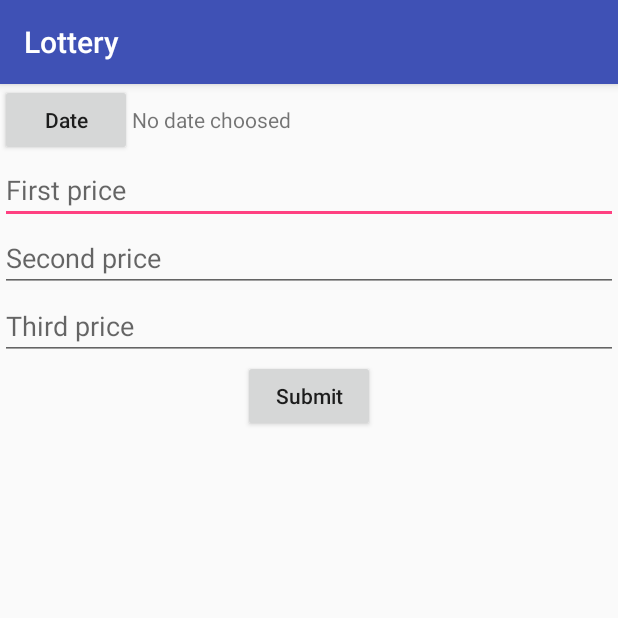
After one commit to Vishnuneelancheri/Lottery, an Android app: the NewSettingsActivity screen opened directly, with no data from a screen before it, on a phone screen of 412 x 824 dp, the top half of it. The commit adds this screen. Run offline under Robolectric (Android 15) with nearby library versions, the phone set to English and light mode, and no system bars.

Commit message:
first commit

```diff
--- a/app/src/main/AndroidManifest.xml
+++ b/app/src/main/AndroidManifest.xml
@@ -3,8 +3,8 @@
     package="com.mainproject.vishnu_neelancheri.lottery">
 
     <application
+        android:name=".LotteryApplication"
         android:allowBackup="true"
-        android:name=".LotteryApplication"
         android:icon="@mipmap/ic_launcher"
         android:label="@string/app_name"
         android:roundIcon="@mipmap/ic_launcher_round"
@@ -19,7 +19,8 @@
         </activity>
         <activity android:name=".add_view_user.AddUserActivity" />
         <activity android:name=".add_view_user.ViewCustomerActivity" />
-        <activity android:name=".home.HomeActivity"></activity>
+        <activity android:name=".home.HomeActivity" />
+        <activity android:name=".settings.NewSettingsActivity"></activity>
     </application>
 
 </manifest>
--- a/app/src/main/java/com/mainproject/vishnu_neelancheri/lottery/add_view_user/ViewCustomerAdapter.java
+++ b/app/src/main/java/com/mainproject/vishnu_neelancheri/lottery/add_view_user/ViewCustomerAdapter.java
@@ -1,6 +1,5 @@
 package com.mainproject.vishnu_neelancheri.lottery.add_view_user;
 
-import android.content.Context;
 import android.support.v7.widget.RecyclerView;
 import android.view.LayoutInflater;
 import android.view.View;
@@ -13,7 +12,7 @@ import com.mainproject.vishnu_neelancheri.lottery.R;
 import java.util.ArrayList;
 
 /**
- * Created by Vishnu Neelancheri, email: vishnuvishnuneelan@gmail.com on 12/27/2017.
+ * Created by Vishnu Neelancheri, email: vishnuvishnuneelan@gmail.com on 12/27/2017
  */
 
 public class ViewCustomerAdapter extends RecyclerView.Adapter<ViewCustomerAdapter.DataHolder>{
--- /dev/null
+++ b/app/src/main/res/layout/activity_new_settings.xml
@@ -0,0 +1,52 @@
+<?xml version="1.0" encoding="utf-8"?>
+<LinearLayout xmlns:android="http://schemas.android.com/apk/res/android"
+    xmlns:tools="http://schemas.android.com/tools"
+    android:layout_width="match_parent"
+    android:layout_height="match_parent"
+    android:orientation="vertical"
+    tools:context="com.mainproject.vishnu_neelancheri.lottery.settings.NewSettingsActivity">
+
+    <LinearLayout
+        android:layout_width="match_parent"
+        android:layout_height="wrap_content"
+        android:orientation="horizontal">
+        <Button
+            android:id="@+id/btn_choose_date"
+            android:layout_width="wrap_content"
+            android:layout_height="wrap_content"
+            android:text="@string/date"
+            android:textAllCaps="false"
+            />
+        <TextView
+            android:id="@+id/txt_selected_date"
+            android:layout_width="wrap_content"
+            android:layout_height="wrap_content"
+            android:text="@string/selected_date"/>
+    </LinearLayout>
+    <EditText
+        android:id="@+id/edt_txt_first_price"
+        android:layout_width="match_parent"
+        android:layout_height="wrap_content"
+        android:hint="@string/first_price"
+        android:inputType="number"/>
+    <EditText
+        android:id="@+id/edt_txt_second_price"
+        android:layout_width="match_parent"
+        android:layout_height="wrap_content"
+        android:hint="@string/second_price"
+        android:inputType="number"/>
+    <EditText
+        android:id="@+id/edt_txt_third_price"
+        android:layout_width="match_parent"
+        android:layout_height="wrap_content"
+        android:hint="@string/third_price"
+        android:inputType="number"/>
+
+    <Button
+        android:id="@+id/btn_submit"
+        android:layout_width="wrap_content"
+        android:layout_height="wrap_content"
+        android:text="@string/submit"
+        android:textAllCaps="false"
+        android:layout_gravity="center_horizontal"/>
+</LinearLayout>
--- a/app/src/main/res/values/strings.xml
+++ b/app/src/main/res/values/strings.xml
@@ -11,4 +11,14 @@
     <string name="delete">Delete</string>
     <string name="view_user">View Customer</string>
     <string name="add_custmer">Add new customer</string>
+    <string name="date">Date</string>
+    <string name="selected_date">No date choosed </string>
+    <string name="opening_balance">Opening balance</string>
+    <string name="first_price">First price</string>
+    <string name="second_price">Second price</string>
+    <string name="third_price">Third price</string>
+    <string name="total_price">Total price</string>
+    <string name="add_new_settings">Add new settings</string>
+
+
 </resources>
```
Also changed, not shown: app/src/main/java/com/mainproject/vishnu_neelancheri/lottery/dao/SettingsDao.java (added, +61 -0 lines), app/src/main/java/com/mainproject/vishnu_neelancheri/lottery/db/LotteryDb.java (+7 -4 lines), app/src/main/java/com/mainproject/vishnu_neelancheri/lottery/home/HomeActivity.java (+9 -6 lines), app/src/main/java/com/mainproject/vishnu_neelancheri/lottery/settings/NewSettingsActivity.java (added, +94 -0 lines), app/src/main/java/com/mainproject/vishnu_neelancheri/lottery/settings/SettingsDetails.java (added, +58 -0 lines), app/src/main/res/layout/activity_home.xml (+7 -0 lines).
